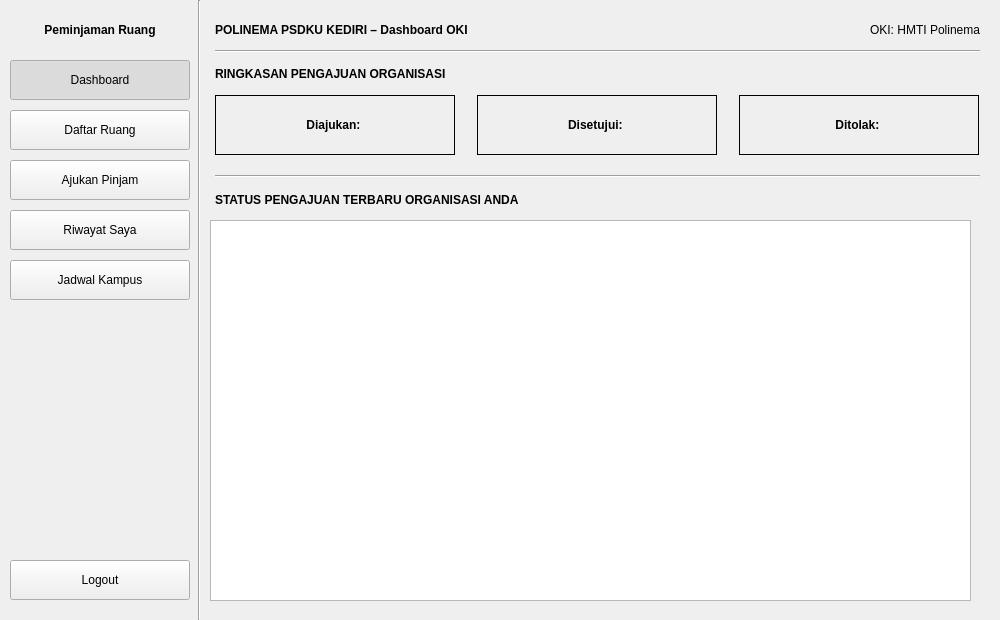
Above: ui/dashboard_oki.ui from Ariel-F-S/SistemPeminjamanRuangPolinemaKampusKediri before the change. Below: the same form after it.
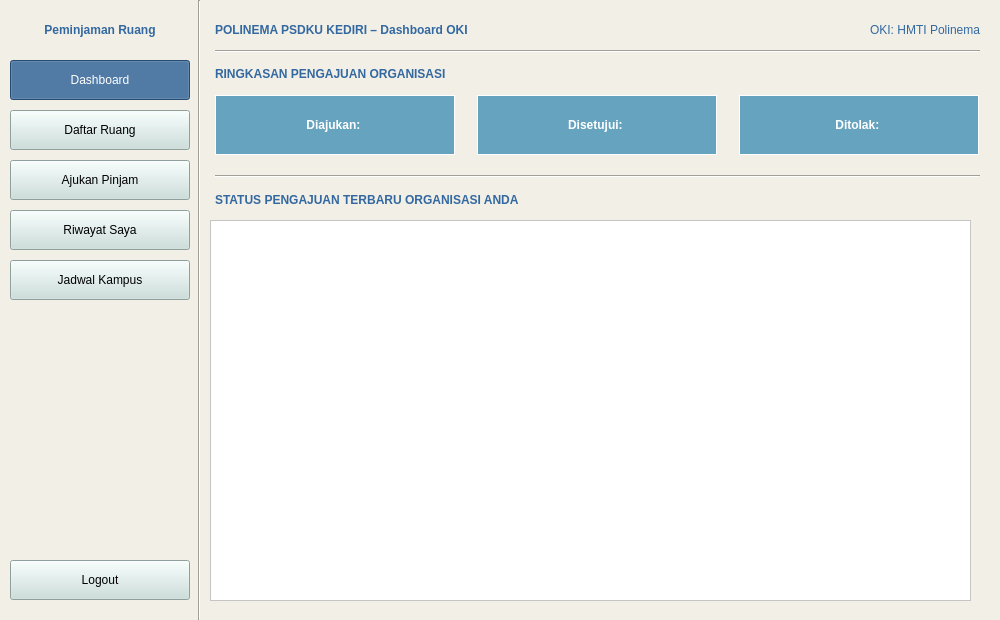
That is the form after the change. Icons and pictures are not drawn.

What changed in the file:
```diff
--- a/ui/dashboard_oki.ui
+++ b/ui/dashboard_oki.ui
@@ -17,6 +17,9 @@
    <iconset>
     <normaloff>icons/app.png</normaloff>icons/app.png</iconset>
   </property>
+  <property name="styleSheet">
+   <string notr="true">background-color: #F2EFE7;</string>
+  </property>
   <widget class="QLabel" name="lblBrand">
    <property name="geometry">
     <rect>
@@ -32,6 +35,9 @@
      <bold>true</bold>
     </font>
    </property>
+   <property name="styleSheet">
+    <string notr="true">color: #3368A0;</string>
+   </property>
    <property name="text">
     <string>Peminjaman Ruang</string>
    </property>
@@ -48,6 +54,10 @@
      <height>40</height>
     </rect>
    </property>
+   <property name="styleSheet">
+    <string notr="true">background-color: #3368A0;
+color: white;</string>
+   </property>
    <property name="text">
     <string>Dashboard</string>
    </property>
@@ -80,6 +90,9 @@
      <height>40</height>
     </rect>
    </property>
+   <property name="styleSheet">
+    <string notr="true">background-color: #C8DFDB;</string>
+   </property>
    <property name="text">
     <string>Daftar Ruang</string>
    </property>
@@ -109,6 +122,9 @@
      <height>40</height>
     </rect>
    </property>
+   <property name="styleSheet">
+    <string notr="true">background-color: #C8DFDB;</string>
+   </property>
    <property name="text">
     <string>Ajukan Pinjam</string>
    </property>
@@ -138,6 +154,9 @@
      <height>40</height>
     </rect>
    </property>
+   <property name="styleSheet">
+    <string notr="true">background-color: #C8DFDB;</string>
+   </property>
    <property name="text">
     <string>Riwayat Saya</string>
    </property>
@@ -167,6 +186,9 @@
      <height>40</height>
     </rect>
    </property>
+   <property name="styleSheet">
+    <string notr="true">background-color: #C8DFDB;</string>
+   </property>
    <property name="text">
     <string>Jadwal Kampus</string>
    </property>
@@ -196,6 +218,9 @@
      <height>40</height>
     </rect>
    </property>
+   <property name="styleSheet">
+    <string notr="true">background-color: #C8DFDB;</string>
+   </property>
    <property name="text">
     <string>Logout</string>
    </property>
@@ -241,6 +266,9 @@
      <bold>true</bold>
     </font>
    </property>
+   <property name="styleSheet">
+    <string notr="true">color: #3368A0;</string>
+   </property>
    <property name="text">
     <string>POLINEMA PSDKU KEDIRI – Dashboard OKI</string>
    </property>
@@ -254,6 +282,9 @@
      <height>30</height>
     </rect>
    </property>
+   <property name="styleSheet">
+    <string notr="true">color: #3368A0;</string>
+   </property>
    <property name="text">
     <string>OKI: HMTI Polinema</string>
    </property>
@@ -292,6 +323,9 @@
      <bold>true</bold>
     </font>
    </property>
+   <property name="styleSheet">
+    <string notr="true">color: #3368A0;</string>
+   </property>
    <property name="text">
     <string>RINGKASAN PENGAJUAN ORGANISASI</string>
    </property>
@@ -311,6 +345,10 @@
      <bold>true</bold>
     </font>
    </property>
+   <property name="styleSheet">
+    <string notr="true">background-color: #66A3BF;
+color: white;</string>
+   </property>
    <property name="frameShape">
     <enum>QFrame::Box</enum>
    </property>
@@ -336,6 +374,10 @@
      <bold>true</bold>
     </font>
    </property>
+   <property name="styleSheet">
+    <string notr="true">background-color: #66A3BF;
+color: white;</string>
+   </property>
    <property name="frameShape">
     <enum>QFrame::Box</enum>
    </property>
@@ -361,6 +403,10 @@
      <bold>true</bold>
     </font>
    </property>
+   <property name="styleSheet">
+    <string notr="true">background-color: #66A3BF;
+color: white;</string>
+   </property>
    <property name="frameShape">
     <enum>QFrame::Box</enum>
    </property>
@@ -402,6 +448,9 @@
      <bold>true</bold>
     </font>
    </property>
+   <property name="styleSheet">
+    <string notr="true">color: #3368A0;</string>
+   </property>
    <property name="text">
     <string>STATUS PENGAJUAN TERBARU ORGANISASI ANDA</string>
    </property>
@@ -415,6 +464,9 @@
      <height>381</height>
     </rect>
    </property>
+   <property name="styleSheet">
+    <string notr="true">background-color: white;</string>
+   </property>
   </widget>
  </widget>
  <resources/>
```
